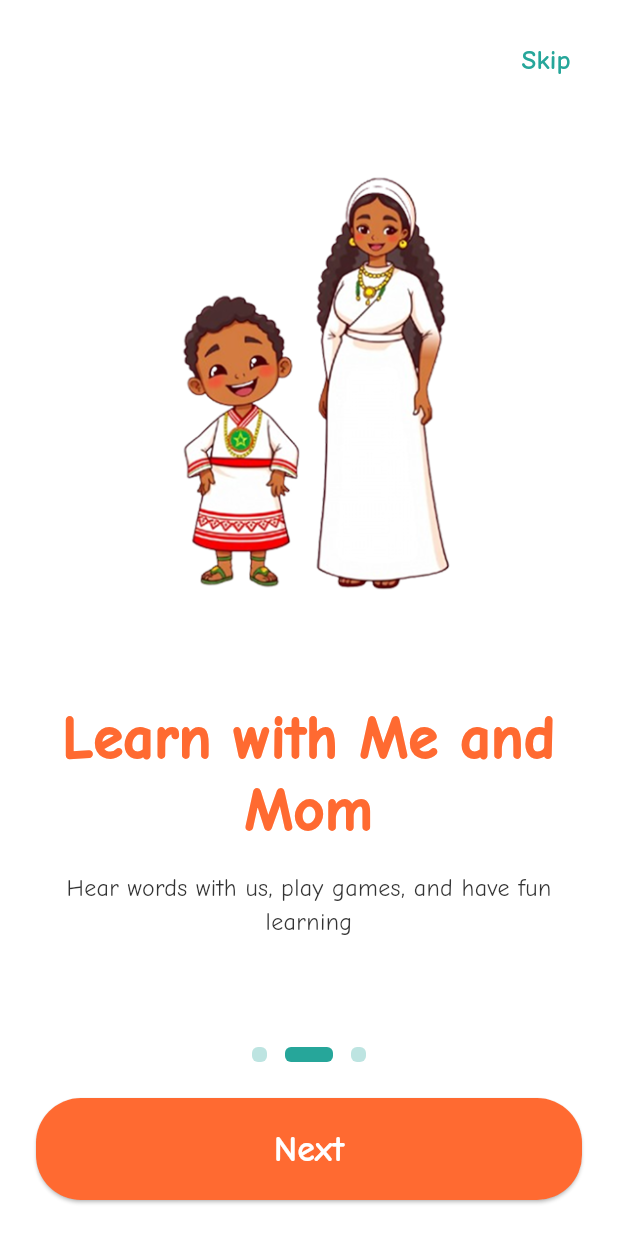
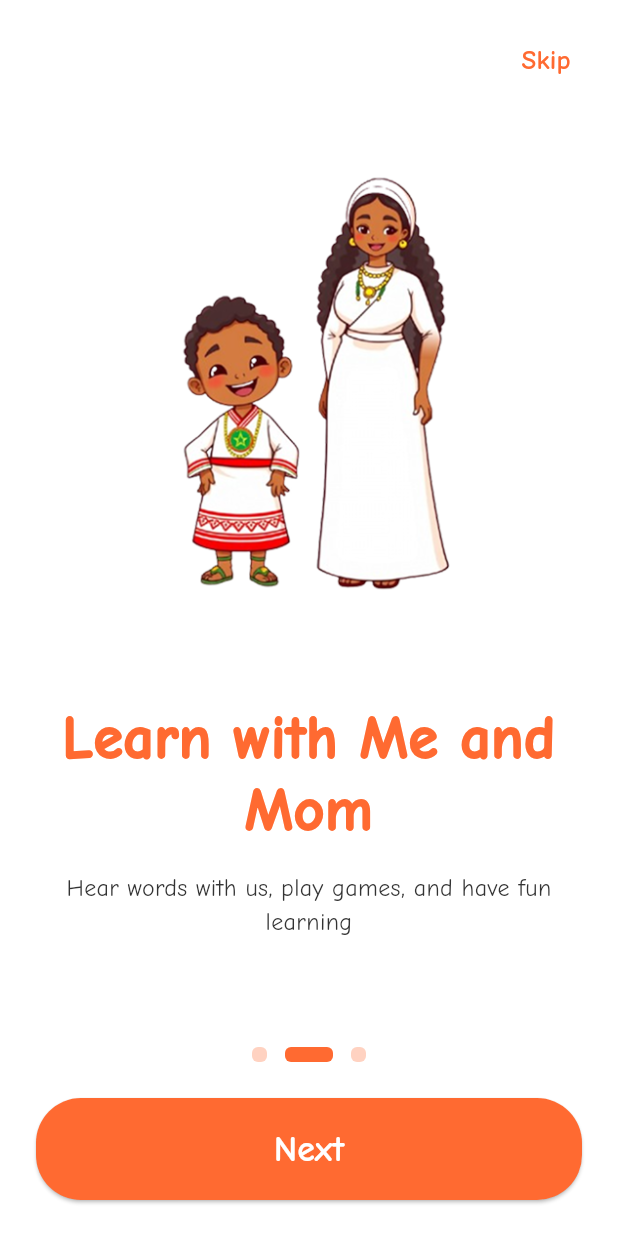
Before and after one commit to nati-d/solika, a Flutter app: the screen it shows after launch, swiped to page 2, on a phone screen of 412 x 824 dp. Run offline on Flutter 3.47's test engine with Material 3 defaults, Android fonts, the phone set to English and light mode, and no system bars; our stand-ins replace dartz, equatable, flutter_bloc, shared_preferences.

```diff
--- a/lib/features/onboarding/presentation/pages/onboarding_page.dart
+++ b/lib/features/onboarding/presentation/pages/onboarding_page.dart
@@ -51,7 +51,7 @@ class _OnboardingPageState extends State<OnboardingPage> {
                   child: Text(
                     'Skip',
                     style: AppTheme.bodyLarge.copyWith(
-                      color: AppTheme.secondaryColor,
+                      color: AppTheme.primaryColor,
                       fontWeight: FontWeight.bold,
                     ),
                   ),
@@ -99,8 +99,8 @@ class _OnboardingPageState extends State<OnboardingPage> {
                         decoration: BoxDecoration(
                           borderRadius: BorderRadius.circular(4),
                           color: _currentPage == index
-                              ? AppTheme.secondaryColor
-                              : AppTheme.secondaryColor.withOpacity(0.3),
+                              ? AppTheme.primaryColor
+                              : AppTheme.primaryColor.withOpacity(0.3),
                         ),
                       ),
                     ),
```
Also changed, not shown: lib/core/presentation/pages/splash_page.dart (+2 -10 lines).
